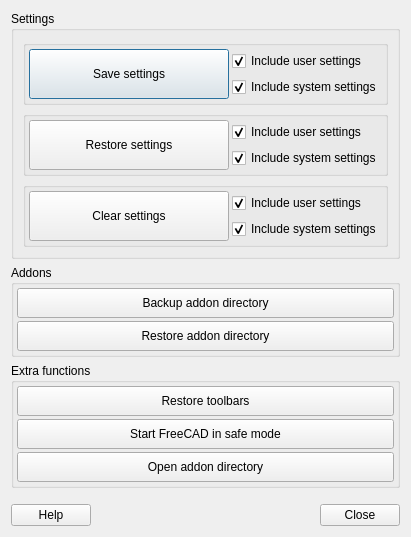
Qt form Resources/ui/ui_Dialog.ui (APEbbers/SaveAndRestore) before a commit.
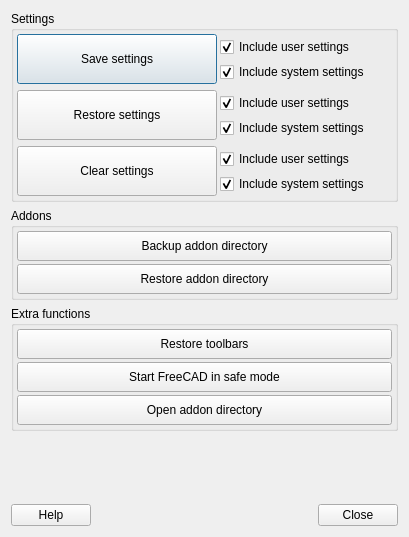
The same form after that commit.

What changed in the file:
```diff
--- a/Resources/ui/ui_Dialog.ui
+++ b/Resources/ui/ui_Dialog.ui
@@ -20,24 +20,45 @@
       <string>Settings</string>
      </property>
      <layout class="QGridLayout" name="gridLayout_6">
+      <property name="leftMargin">
+       <number>3</number>
+      </property>
+      <property name="topMargin">
+       <number>3</number>
+      </property>
+      <property name="rightMargin">
+       <number>3</number>
+      </property>
+      <property name="bottomMargin">
+       <number>3</number>
+      </property>
+      <property name="horizontalSpacing">
+       <number>3</number>
+      </property>
+      <property name="verticalSpacing">
+       <number>6</number>
+      </property>
       <item row="0" column="0">
-       <widget class="QGroupBox" name="groupBox">
+       <widget class="QFrame" name="frame">
         <layout class="QGridLayout" name="gridLayout">
          <property name="leftMargin">
-          <number>3</number>
+          <number>0</number>
          </property>
          <property name="topMargin">
-          <number>3</number>
+          <number>0</number>
          </property>
          <property name="rightMargin">
-          <number>3</number>
+          <number>0</number>
          </property>
          <property name="bottomMargin">
-          <number>3</number>
+          <number>0</number>
          </property>
-         <property name="spacing">
+         <property name="horizontalSpacing">
           <number>3</number>
          </property>
+         <property name="verticalSpacing">
+          <number>0</number>
+         </property>
          <item row="0" column="0" rowspan="2">
           <widget class="QPushButton" name="saveSettings">
            <property name="minimumSize">
@@ -78,23 +99,26 @@
        </widget>
       </item>
       <item row="1" column="0">
-       <widget class="QGroupBox" name="groupBox">
+       <widget class="QFrame" name="frame">
         <layout class="QGridLayout" name="gridLayout_2">
          <property name="leftMargin">
-          <number>3</number>
+          <number>0</number>
          </property>
          <property name="topMargin">
-          <number>3</number>
+          <number>0</number>
          </property>
          <property name="rightMargin">
-          <number>3</number>
+          <number>0</number>
          </property>
          <property name="bottomMargin">
-          <number>3</number>
+          <number>0</number>
          </property>
-         <property name="spacing">
+         <property name="horizontalSpacing">
           <number>3</number>
          </property>
+         <property name="verticalSpacing">
+          <number>0</number>
+         </property>
          <item row="0" column="1">
           <widget class="QCheckBox" name="IncludeUser_Restore">
            <property name="text">
@@ -135,23 +159,26 @@
        </widget>
       </item>
       <item row="2" column="0">
-       <widget class="QGroupBox" name="groupBox_2">
+       <widget class="QFrame" name="frame_2">
         <layout class="QGridLayout" name="gridLayout_5">
          <property name="leftMargin">
-          <number>3</number>
+          <number>0</number>
          </property>
          <property name="topMargin">
-          <number>3</number>
+          <number>0</number>
          </property>
          <property name="rightMargin">
-          <number>3</number>
+          <number>0</number>
          </property>
          <property name="bottomMargin">
-          <number>3</number>
+          <number>0</number>
          </property>
-         <property name="spacing">
+         <property name="horizontalSpacing">
           <number>3</number>
          </property>
+         <property name="verticalSpacing">
+          <number>0</number>
+         </property>
          <item row="0" column="1">
           <widget class="QCheckBox" name="IncludeUser_Clear">
            <property name="text">
```
